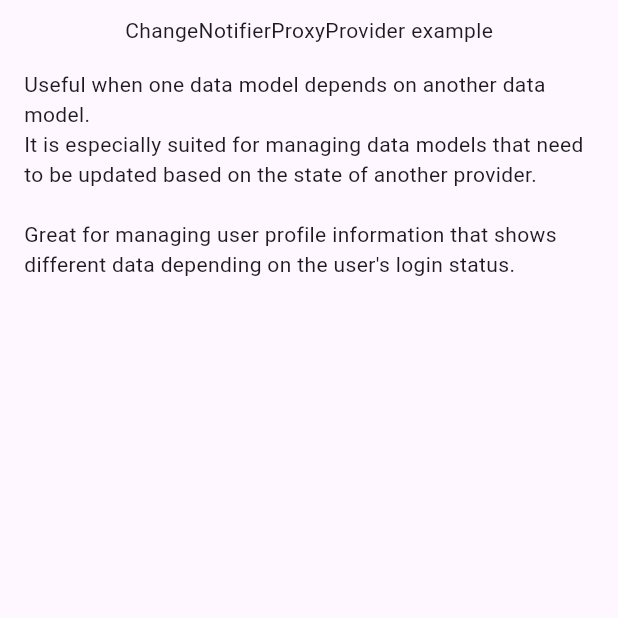
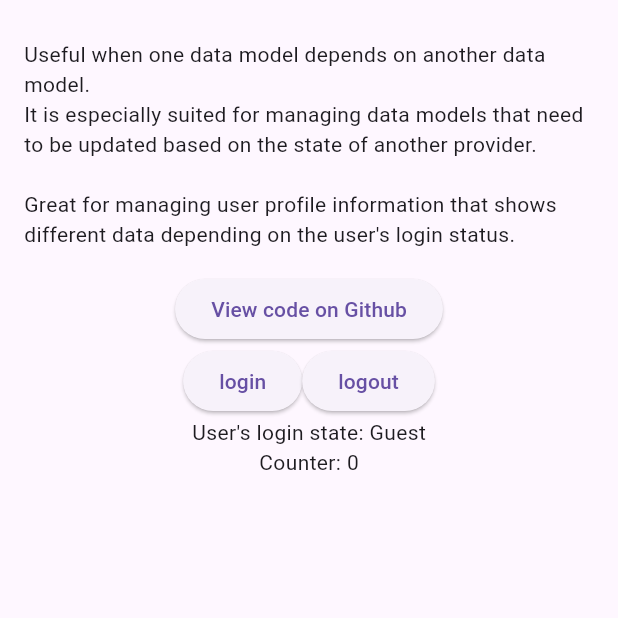
Before and after one commit to JaeeunSkywalker/provider_examples, a Flutter app: the ChangeNotifierProxyProvider screen opened directly with empty values, on a phone screen of 412 x 824 dp, the top half of it. Run offline on Flutter 3.47's test engine with Material 3 defaults, Android fonts, the phone set to English and light mode, and no system bars.

Commit message:
Chore: ChangeNotifierProxyProvider 완성

```diff
--- /dev/null
+++ b/lib/consts/github_url.dart
@@ -0,0 +1,94 @@
+const String changeNotifierProviderUrl =
+    'https://github.com/JaeeunSkywalker/provider_examples/blob/main/lib/provider_examples/change_notifier_provider.dart';
+const String changeNotifierProxyProviderUrl =
+    'https://github.com/JaeeunSkywalker/provider_examples/blob/main/lib/provider_examples/change_notifier_proxy_providers/change_notifier_proxy_provider.dart';
+const String changeNotifierProxyProvider0Url =
+    'https://github.com/JaeeunSkywalker/provider_examples/blob/main/lib/provider_examples/change_notifier_proxy_providers/change_notifier_proxy_provider0.dart';
+const String changeNotifierProxyProvider1Url =
+    'https://github.com/JaeeunSkywalker/provider_examples/blob/main/lib/provider_examples/change_notifier_proxy_providers/change_notifier_proxy_provider2.dart';
+const String changeNotifierProxyProvider2Url =
+    'https://github.com/JaeeunSkywalker/provider_examples/blob/main/lib/provider_examples/change_notifier_proxy_providers/change_notifier_proxy_provider2.dart';
+const String changeNotifierProxyProvider3Url =
+    'https://github.com/JaeeunSkywalker/provider_examples/blob/main/lib/provider_examples/change_notifier_proxy_providers/change_notifier_proxy_provider3.dart';
+const String changeNotifierProxyProvider4Url =
+    'https://github.com/JaeeunSkywalker/provider_examples/blob/main/lib/provider_examples/change_notifier_proxy_providers/change_notifier_proxy_provider4.dart';
+const String changeNotifierProxyProvider5Url =
+    'https://github.com/JaeeunSkywalker/provider_examples/blob/main/lib/provider_examples/change_notifier_proxy_providers/change_notifier_proxy_provider5.dart';
+const String changeNotifierProxyProvider6Url =
+    'https://github.com/JaeeunSkywalker/provider_examples/blob/main/lib/provider_examples/change_notifier_proxy_providers/change_notifier_proxy_provider6.dart';
+const String consumerUrl =
+    'https://github.com/JaeeunSkywalker/provider_examples/blob/main/lib/provider_examples/consumers/consumer.dart';
+const String consumer2Url =
+    'https://github.com/JaeeunSkywalker/provider_examples/blob/main/lib/provider_examples/consumers/consumer2.dart';
+const String consumer3Url =
+    'https://github.com/JaeeunSkywalker/provider_examples/blob/main/lib/provider_examples/consumers/consumer3.dart';
+const String consumer4Url =
+    'https://github.com/JaeeunSkywalker/provider_examples/blob/main/lib/provider_examples/consumers/consumer4.dart';
+const String consumer5Url =
+    'https://github.com/JaeeunSkywalker/provider_examples/blob/main/lib/provider_examples/consumers/consumer5.dart';
+const String consumer6Url =
+    'https://github.com/JaeeunSkywalker/provider_examples/blob/main/lib/provider_examples/consumers/consumer6.dart';
+const String deferredInheritedProviderUrl =
+    'https://github.com/JaeeunSkywalker/provider_examples/blob/main/lib/provider_examples/deferred_inherited_provider.dart';
+const String futureProviderUrl =
+    'https://github.com/JaeeunSkywalker/provider_examples/blob/main/lib/provider_examples/future_provider.dart';
+const String inheritedContextUrl =
+    'https://github.com/JaeeunSkywalker/provider_examples/blob/main/lib/provider_examples/inherited_context.dart';
+const String inheritedProviderUrl =
+    'https://github.com/JaeeunSkywalker/provider_examples/blob/main/lib/provider_examples/inherited_provider.dart';
+const String listenableProviderUrl =
+    'https://github.com/JaeeunSkywalker/provider_examples/blob/main/lib/provider_examples/listenable_provider.dart';
+const String listenableProxyProviderUrl =
+    'https://github.com/JaeeunSkywalker/provider_examples/blob/main/lib/provider_examples/listenable_proxy_providers/listenable_proxy_provider.dart';
+const String listenableProxyProvider0Url =
+    'https://github.com/JaeeunSkywalker/provider_examples/blob/main/lib/provider_examples/listenable_proxy_providers/listenable_proxy_provider0.dart';
+const String listenableProxyProvider2Url =
+    'https://github.com/JaeeunSkywalker/provider_examples/blob/main/lib/provider_examples/listenable_proxy_providers/listenable_proxy_provider2.dart';
+const String listenableProxyProvider3Url =
+    'https://github.com/JaeeunSkywalker/provider_examples/blob/main/lib/provider_examples/listenable_proxy_providers/listenable_proxy_provider3.dart';
+const String listenableProxyProvider4Url =
+    'https://github.com/JaeeunSkywalker/provider_examples/blob/main/lib/provider_examples/listenable_proxy_providers/listenable_proxy_provider4.dart';
+const String listenableProxyProvider5Url =
+    'https://github.com/JaeeunSkywalker/provider_examples/blob/main/lib/provider_examples/listenable_proxy_providers/listenable_proxy_provider5.dart';
+const String listenableProxyProvider6Url =
+    'https://github.com/JaeeunSkywalker/provider_examples/blob/main/lib/provider_examples/listenable_proxy_providers/listenable_proxy_provider6.dart';
+const String multiProviderUrl =
+    'https://github.com/JaeeunSkywalker/provider_examples/blob/main/lib/provider_examples/multi_provider.dart';
+const String providerUrl =
+    'https://github.com/JaeeunSkywalker/provider_examples/blob/main/lib/provider_examples/provider.dart';
+const String providerBindingUrl =
+    'https://github.com/JaeeunSkywalker/provider_examples/blob/main/lib/provider_examples/provider_binding.dart';
+const String proxyProviderUrl =
+    'https://github.com/JaeeunSkywalker/provider_examples/blob/main/lib/provider_examples/proxy_providers/proxy_provider.dart';
+const String proxyProvider0Url =
+    'https://github.com/JaeeunSkywalker/provider_examples/blob/main/lib/provider_examples/proxy_providers/proxy_provider0.dart';
+const String proxyProvider2Url =
+    'https://github.com/JaeeunSkywalker/provider_examples/blob/main/lib/provider_examples/proxy_providers/proxy_provider2.dart';
+const String proxyProvider3Url =
+    'https://github.com/JaeeunSkywalker/provider_examples/blob/main/lib/provider_examples/proxy_providers/proxy_provider3.dart';
+const String proxyProvider4Url =
+    'https://github.com/JaeeunSkywalker/provider_examples/blob/main/lib/provider_examples/proxy_providers/proxy_provider4.dart';
+const String proxyProvider5Url =
+    'https://github.com/JaeeunSkywalker/provider_examples/blob/main/lib/provider_examples/proxy_providers/proxy_provider5.dart';
+const String proxyProvider6Url =
+    'https://github.com/JaeeunSkywalker/provider_examples/blob/main/lib/provider_examples/proxy_providers/proxy_provider6.dart';
+const String reassembleHandlerUrl =
+    'https://github.com/JaeeunSkywalker/provider_examples/blob/main/lib/provider_examples/reassemble_handler.dart';
+const String selectorUrl =
+    'https://github.com/JaeeunSkywalker/provider_examples/blob/main/lib/provider_examples/selectors/selector.dart';
+const String selector0Url =
+    'https://github.com/JaeeunSkywalker/provider_examples/blob/main/lib/provider_examples/selectors/selector0.dart';
+const String selector2Url =
+    'https://github.com/JaeeunSkywalker/provider_examples/blob/main/lib/provider_examples/selectors/selector2.dart';
+const String selector3Url =
+    'https://github.com/JaeeunSkywalker/provider_examples/blob/main/lib/provider_examples/selectors/selector3.dart';
+const String selector4Url =
+    'https://github.com/JaeeunSkywalker/provider_examples/blob/main/lib/provider_examples/selectors/selector4.dart';
+const String selector5Url =
+    'https://github.com/JaeeunSkywalker/provider_examples/blob/main/lib/provider_examples/selectors/selector5.dart';
+const String selector6Url =
+    'https://github.com/JaeeunSkywalker/provider_examples/blob/main/lib/provider_examples/selectors/selector6.dart';
+const String streamProviderUrl =
+    'https://github.com/JaeeunSkywalker/provider_examples/blob/main/lib/provider_examples/stream_provider.dart';
+const String valueListenableProviderUrl =
+    'https://github.com/JaeeunSkywalker/provider_examples/blob/main/lib/provider_examples/value_listenable_provider.dart';
--- /dev/null
+++ b/lib/models/for_change_notifier_proxy_providers/login_state.dart
@@ -0,0 +1,17 @@
+import 'package:flutter/material.dart';
+
+class LoginState extends ChangeNotifier {
+  bool _isLoggedIn = false;
+
+  bool get isLoggedIn => _isLoggedIn;
+
+  void login() {
+    _isLoggedIn = true;
+    notifyListeners();
+  }
+
+  void logout() {
+    _isLoggedIn = false;
+    notifyListeners();
+  }
+}
--- /dev/null
+++ b/lib/models/for_change_notifier_proxy_providers/user_profile.dart
@@ -0,0 +1,11 @@
+import 'package:flutter/material.dart';
+import 'package:provider_sample/models/for_change_notifier_proxy_providers/login_state.dart';
+
+class UserProfile extends ChangeNotifier {
+  String username = '';
+
+  void updateFromLoginState(LoginState loginState) {
+    username = loginState.isLoggedIn ? "LoggedInUser" : "Guest";
+    notifyListeners();
+  }
+}
--- a/lib/provider_examples/change_notifier_proxy_providers/change_notifier_proxy_provider.dart
+++ b/lib/provider_examples/change_notifier_proxy_providers/change_notifier_proxy_provider.dart
@@ -1,5 +1,10 @@
 import 'package:flutter/material.dart';
+import 'package:provider_sample/consts/github_url.dart';
+import 'package:provider_sample/models/for_change_notifier_proxy_providers/login_state.dart';
+import 'package:provider_sample/models/for_change_notifier_proxy_providers/user_profile.dart';
+import 'package:provider/provider.dart' as provider;
 
+import '../../models/for_change_notifier_provider/counter_model.dart';
 import '../../widgets/text.dart';
 
 class ChangeNotifierProxyProvider extends StatelessWidget {
@@ -10,16 +15,28 @@ class ChangeNotifierProxyProvider extends StatelessWidget {
   @override
   Widget build(BuildContext context) {
     String text;
+    String counterString = '';
+    String userLoginState = '';
+    String login = '';
+    String logout = '';
     switch (locale.languageCode) {
       case 'ko':
         text = '하나의 데이터 모델이 다른 데이터 모델에 의존할 때 유용하다.\n'
             '이는 특히 다른 프로바이더의 상태에 따라 업데이트되어야 하는 데이터 모델을 관리할 때 사용하기 적합하다.\n\n'
             '사용자의 로그인 상태에 따라 다른 데이터를 보여주는 사용자 프로필 정보 관리에 사용하기 좋다.';
+        userLoginState = "유저의 로그인 상태";
+        counterString = "카운터";
+        login = "로그인";
+        logout = "로그아웃";
         break;
       case 'en':
         text = "Useful when one data model depends on another data model.\n"
             "It is especially suited for managing data models that need to be updated based on the state of another provider.\n\n"
             "Great for managing user profile information that shows different data depending on the user's login status.";
+        userLoginState = "User's login state";
+        counterString = "Counter";
+        login = "login";
+        logout = "logout";
 
         break;
       default:
@@ -29,11 +46,52 @@ class ChangeNotifierProxyProvider extends StatelessWidget {
       body: Center(
         child: Column(
           children: [
-            const SizedBox(
-              height: 10.0,
+            CommonText(
+              text: text,
+              githubUrl: changeNotifierProxyProviderUrl,
+              locale: locale.toString(),
             ),
-            Text('$runtimeType example'),
-            PaddedText(text),
+            Row(
+              mainAxisAlignment: MainAxisAlignment.center,
+              children: [
+                ElevatedButton(
+                  onPressed: () {
+                    provider.Provider.of<LoginState>(context, listen: false)
+                        .login();
+                  },
+                  child: Text(login),
+                ),
+                ElevatedButton(
+                  onPressed: () {
+                    provider.Provider.of<LoginState>(context, listen: false)
+                        .logout();
+                  },
+                  child: Text(logout),
+                ),
+              ],
+            ),
+            provider.Consumer<UserProfile>(
+              builder: (context, userProfile, child) {
+                String displayText;
+                final loginState =
+                    provider.Provider.of<LoginState>(context, listen: false);
+                if (locale.languageCode == "ko") {
+                  displayText = loginState.isLoggedIn ? "로그인 유저" : "게스트";
+                } else {
+                  displayText = userProfile.username;
+                }
+                return Column(
+                  children: <Widget>[
+                    Text('$userLoginState: $displayText'),
+                  ],
+                );
+              },
+            ),
+            provider.Consumer<CounterModel>(
+              builder: (context, counter, child) {
+                return Text('$counterString: ${counter.count}');
+              },
+            ),
           ],
         ),
       ),
--- a/lib/widgets/text.dart
+++ b/lib/widgets/text.dart
@@ -1,11 +1,14 @@
 import 'package:flutter/material.dart';
+import 'package:provider_sample/services/platform_service.dart';
 
 class PaddedText extends StatelessWidget {
   final String text;
   final EdgeInsetsGeometry padding;
 
-  const PaddedText(this.text,
-      {this.padding = const EdgeInsets.all(16.0), super.key});
+  const PaddedText(
+      {required this.text,
+      this.padding = const EdgeInsets.all(16.0),
+      super.key});
 
   @override
   Widget build(BuildContext context) {
@@ -17,3 +20,31 @@ class PaddedText extends StatelessWidget {
     );
   }
 }
+
+class CommonText extends StatelessWidget {
+  final String text;
+  final String githubUrl;
+  final String locale;
+
+  const CommonText(
+      {required this.text,
+      required this.githubUrl,
+      required this.locale,
+      super.key});
+
+  @override
+  Widget build(BuildContext context) {
+    return Column(
+      children: [
+        const SizedBox(height: 10.0),
+        PaddedText(text: text),
+        ElevatedButton(
+          onPressed: () => PlatformService.openUrl(githubUrl),
+          child: locale == "ko_KR"
+              ? const Text('깃헙에서 코드 보기')
+              : const Text('View code on Github'),
+        )
+      ],
+    );
+  }
+}
```
Also changed, not shown: lib/main.dart (+12 -3 lines), lib/provider_examples/change_notifier_provider.dart (+37 -19 lines), lib/models/for_change_notifier_provider/counter_model.dart (renamed from lib/models/counter_model.dart).
